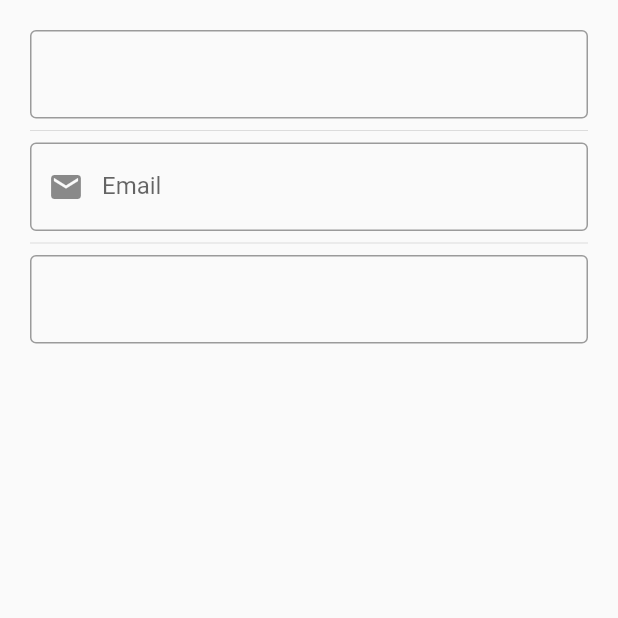
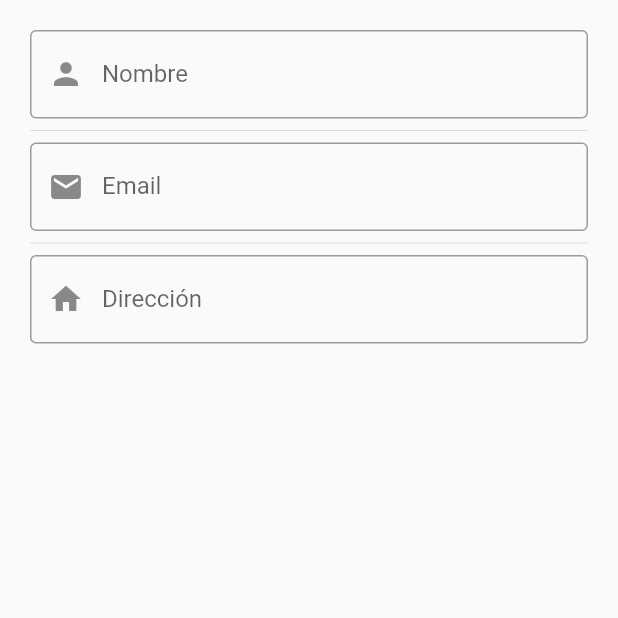
Before and after one commit to apacoder/curso-flutter, a Flutter app: the InputsScreen screen opened by its route, on a phone screen of 412 x 824 dp, the top half of it. Run offline on Flutter 3.47's test engine with Material 2 defaults, Android fonts, the phone set to English and light mode, and no system bars.

Commit message:
inputfield perzonalizados

```diff
--- a/lib/curso/2_componentes/screens/inputs_screen.dart
+++ b/lib/curso/2_componentes/screens/inputs_screen.dart
@@ -12,11 +12,11 @@ class InputsScreen extends StatelessWidget {
           padding: const EdgeInsets.all(20.0),
           child: Column(
             children: const [
-              CustomInputField(),
+              CustomInputField(labelText: 'Nombre', prefixIxon: Icons.person),
               Divider(),
               CustomInputField(labelText: 'Email', prefixIxon: Icons.email),
               Divider(),
-              CustomInputField(),
+              CustomInputField(labelText: 'Dirección', prefixIxon: Icons.home),
             ],
           ),
         ),
--- a/lib/curso/2_componentes/theme/app_theme.dart
+++ b/lib/curso/2_componentes/theme/app_theme.dart
@@ -1,7 +1,7 @@
 import 'package:flutter/material.dart';
 
 class AppTheme {
-  static Color primary = Colors.pink;
+  static Color primary = Colors.cyan;
 
   static final ThemeData darkTheme = ThemeData.light().copyWith(
     colorScheme: ThemeData().colorScheme.copyWith(primary: primary),
```
